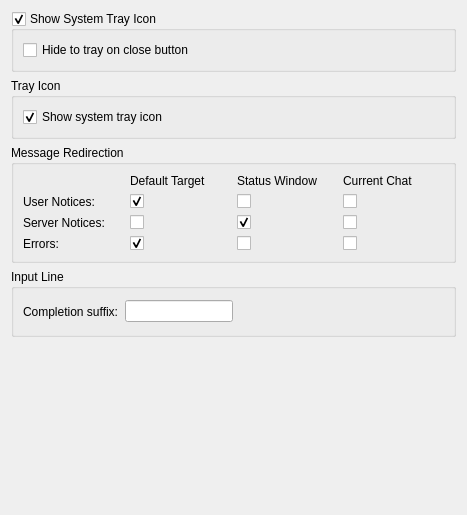
Qt form src/qtui/settingspages/generalsettingspage.ui (quassel/quassel) before a commit.
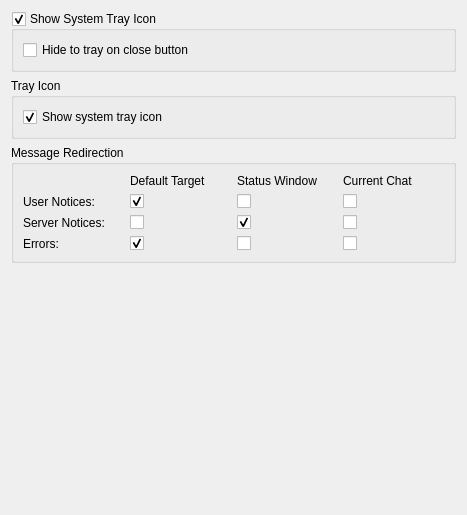
The same form after that commit.

Commit message:
Add a settingspage for configuring the input widget
Centralize the now-scattered input-line related settings in their own settingspage;
also add some new options.

Diff of the .ui file:
```diff
--- a/src/qtui/settingspages/generalsettingspage.ui
+++ b/src/qtui/settingspages/generalsettingspage.ui
@@ -187,55 +187,6 @@
      </layout>
     </widget>
    </item>
-   <item>
-    <widget class="QGroupBox" name="inputLineGroup">
-     <property name="toolTip">
-      <string>The suffix appended to a nick on completion via TAB. Default is &quot;: &quot;</string>
-     </property>
-     <property name="title">
-      <string>Input Line</string>
-     </property>
-     <layout class="QVBoxLayout" name="verticalLayout">
-      <item>
-       <layout class="QHBoxLayout" name="horizontalLayout">
-        <item>
-         <widget class="QLabel" name="completionSuffixDesc">
-          <property name="text">
-           <string>Completion suffix:</string>
-          </property>
-         </widget>
-        </item>
-        <item>
-         <widget class="QLineEdit" name="completionSuffix">
-          <property name="sizePolicy">
-           <sizepolicy hsizetype="Preferred" vsizetype="Fixed">
-            <horstretch>0</horstretch>
-            <verstretch>0</verstretch>
-           </sizepolicy>
-          </property>
-         </widget>
-        </item>
-        <item>
-         <spacer name="horizontalSpacer">
-          <property name="orientation">
-           <enum>Qt::Horizontal</enum>
-          </property>
-          <property name="sizeType">
-           <enum>QSizePolicy::MinimumExpanding</enum>
-          </property>
-          <property name="sizeHint" stdset="0">
-           <size>
-            <width>157</width>
-            <height>27</height>
-           </size>
-          </property>
-         </spacer>
-        </item>
-       </layout>
-      </item>
-     </layout>
-    </widget>
-   </item>
    <item>
     <spacer name="verticalSpacer">
      <property name="orientation">
```
The commit also changes 13 other files.
